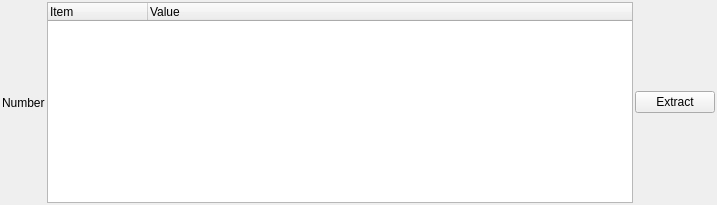
danielhrisca/asammdf, file src/asammdf/gui/ui/attachment.ui: the form before one commit.
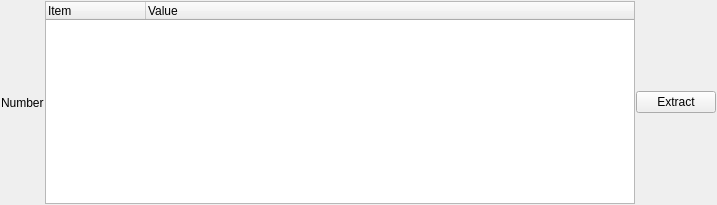
The form after the commit. Icons and pictures are not drawn.

```diff
--- a/src/asammdf/gui/ui/attachment.ui
+++ b/src/asammdf/gui/ui/attachment.ui
@@ -15,19 +15,19 @@
   </property>
   <layout class="QHBoxLayout" name="horizontalLayout" stretch="0,1,0">
    <property name="spacing">
-  <number>2</number>
+  <number>1</number>
 </property>
    <property name="leftMargin">
-  <number>2</number>
+  <number>1</number>
 </property>
    <property name="topMargin">
-  <number>2</number>
+  <number>1</number>
 </property>
    <property name="rightMargin">
-  <number>2</number>
+  <number>1</number>
 </property>
    <property name="bottomMargin">
-  <number>2</number>
+  <number>1</number>
 </property>
    <item>
     <widget class="QLabel" name="number">
```
